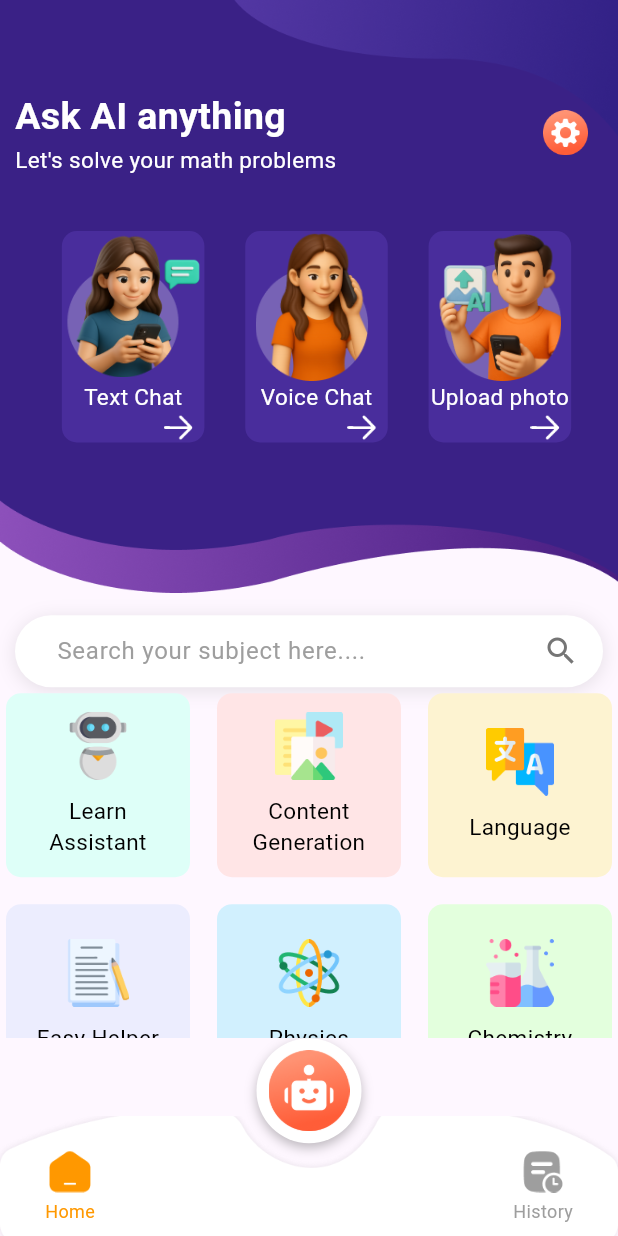
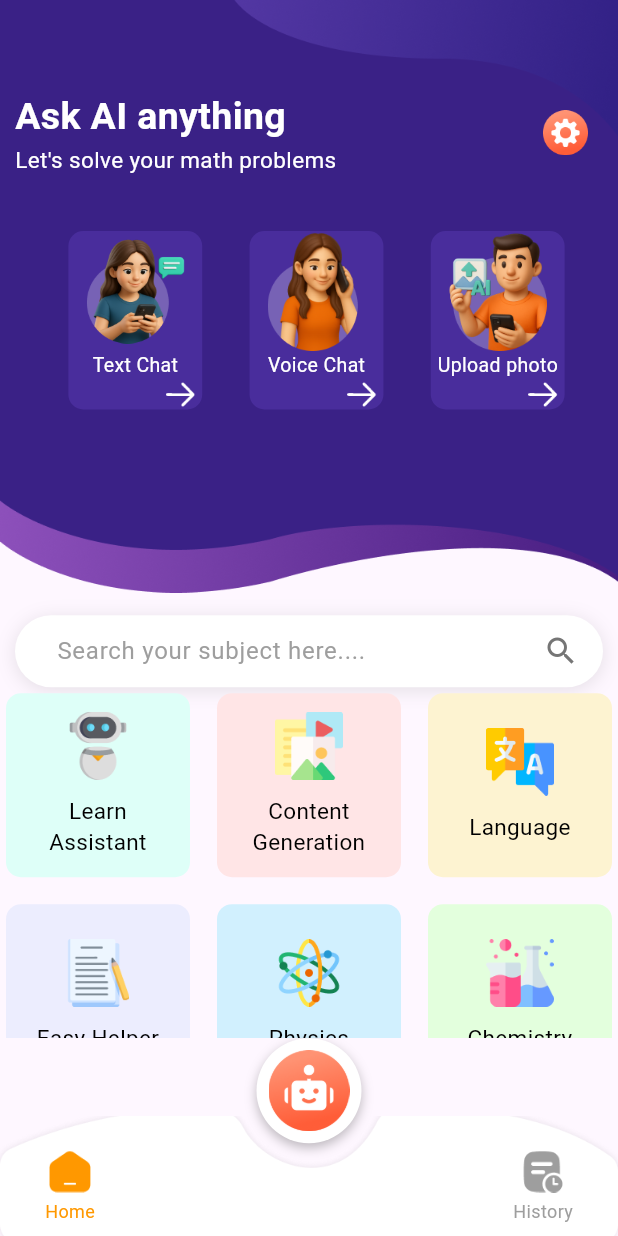
Before and after one commit to Khayooo/Ai-Math-Solver-App, a Flutter app: the Dashboard screen opened directly, on a phone screen of 412 x 824 dp. Run offline on Flutter 3.47's test engine with Material 3 defaults, Android fonts, the phone set to English and light mode, and no system bars; our stand-ins replace camera, image_cropper, image_picker.

Commit message:
refactor: Adjust card layout

```diff
--- a/lib/custom_widget/custom_card.dart
+++ b/lib/custom_widget/custom_card.dart
@@ -45,8 +45,8 @@ class _CustomCardState extends State<CustomCard> {
 
               mainAxisAlignment: MainAxisAlignment.center,
               children: [
-                Image.asset(widget.img, height: 100,width: 95,),
-                Text(widget.text, style: TextStyle(color: ColorsPaths().white_color, fontSize: 15, fontWeight: FontWeight.w400),textAlign: TextAlign.center,),
+                Image.asset(widget.img, height: 80,width: 70,),
+                Text(widget.text, style: TextStyle(color: ColorsPaths().white_color, fontSize: 13, fontWeight: FontWeight.w400),textAlign: TextAlign.center,),
                 Padding(
                   padding: const EdgeInsets.only(left: 65),
                   child: Image.asset(widget.forward_button, height: 20,),
```
